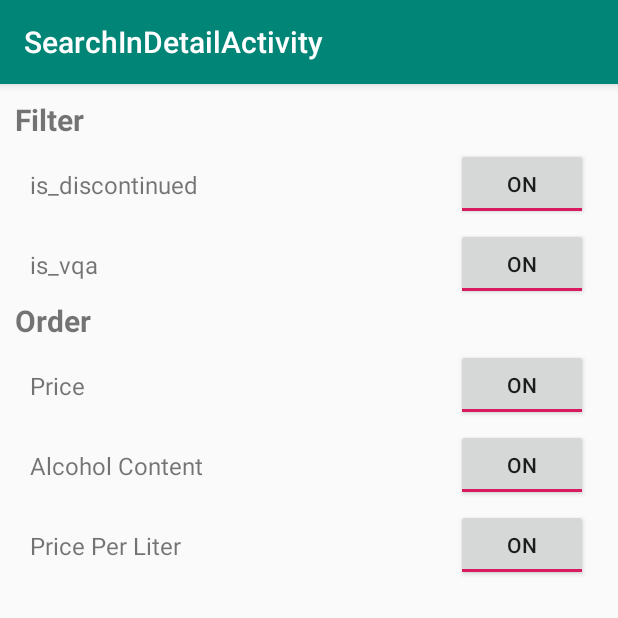
After one commit to SWE589-Android-Development-tmk/alkolmetre, an Android app: the SearchInDetailActivity screen opened directly, with no data from a screen before it, on a phone screen of 412 x 824 dp, the top half of it. The commit adds this screen. Run offline under Robolectric (Android 15) with nearby library versions, the phone set to English and light mode, and no system bars.

Commit message:
Fixed the issue of not displaying the result of API call. Seach in detail activity added

```diff
--- a/app/src/main/AndroidManifest.xml
+++ b/app/src/main/AndroidManifest.xml
@@ -24,7 +24,7 @@
         <activity
             android:name=".AlcoholListActivity"
             android:label="@string/title_activity_alcohol_list"
-            android:theme="@style/AppTheme.NoActionBar"></activity>
+            android:theme="@style/AppTheme.NoActionBar" />
         <activity
             android:name=".SettingsActivity"
             android:label="@string/settings"
@@ -33,6 +33,10 @@
                 android:name="android.support.PARENT_ACTIVITY"
                 android:value=".MainActivity" />
         </activity>
+        <activity
+            android:name=".SearchInDetailActivity"
+            android:label="@string/title_activity_search_in_detail"
+            android:theme="@style/AppTheme.NoActionBar"></activity>
     </application>
 
 </manifest>
--- a/app/src/main/java/com/example/mk0730/alkolmetre/MainActivity.java
+++ b/app/src/main/java/com/example/mk0730/alkolmetre/MainActivity.java
@@ -41,12 +41,13 @@ public class MainActivity extends AppCompatActivity {
         });
         sprits_button.setOnClickListener(new View.OnClickListener() {
             public void onClick(View v) {
-                buildSearch("sprints");
+                buildSearch("sprits");
             }
         });
         search_detail_button.setOnClickListener(new View.OnClickListener() {
             public void onClick(View v) {
-
+                Intent intent = new Intent(MainActivity.this, SearchInDetailActivity.class);
+                startActivity(intent);
             }
         });
 
--- /dev/null
+++ b/app/src/main/java/com/example/mk0730/alkolmetre/SearchInDetailActivity.java
@@ -0,0 +1,20 @@
+package com.example.mk0730.alkolmetre;
+
+import android.os.Bundle;
+import android.support.design.widget.FloatingActionButton;
+import android.support.design.widget.Snackbar;
+import android.support.v7.app.AppCompatActivity;
+import android.support.v7.widget.Toolbar;
+import android.view.View;
+
+public class SearchInDetailActivity extends AppCompatActivity {
+
+    @Override
+    protected void onCreate(Bundle savedInstanceState) {
+        super.onCreate(savedInstanceState);
+        setContentView(R.layout.activity_search_in_detail);
+        Toolbar toolbar = (Toolbar) findViewById(R.id.toolbar);
+        setSupportActionBar(toolbar);
+    }
+
+}
--- a/app/src/main/res/layout/activity_alcohol_list.xml
+++ b/app/src/main/res/layout/activity_alcohol_list.xml
@@ -23,7 +23,7 @@
 
     <TextView
         android:layout_width="match_parent"
-        android:layout_height="match_parent"
+        android:layout_height="wrap_content"
         android:gravity="left"
         android:text="@string/txt_alcohol_list_results"
         android:textStyle="bold"
@@ -33,8 +33,6 @@
     <android.support.v7.widget.RecyclerView
         android:id="@+id/recyclerView"
         android:layout_width="match_parent"
-        android:layout_height="match_parent">
-
-    </android.support.v7.widget.RecyclerView>
+        android:layout_height="match_parent"></android.support.v7.widget.RecyclerView>
 
 </LinearLayout>
--- /dev/null
+++ b/app/src/main/res/layout/activity_search_in_detail.xml
@@ -0,0 +1,183 @@
+<?xml version="1.0" encoding="utf-8"?>
+<LinearLayout xmlns:android="http://schemas.android.com/apk/res/android"
+    xmlns:app="http://schemas.android.com/apk/res-auto"
+    xmlns:tools="http://schemas.android.com/tools"
+    android:layout_width="match_parent"
+    android:layout_height="match_parent"
+    tools:context=".SearchInDetailActivity"
+    android:orientation="vertical">
+
+    <android.support.design.widget.AppBarLayout
+        android:layout_width="match_parent"
+        android:layout_height="wrap_content"
+        android:theme="@style/AppTheme.AppBarOverlay">
+
+        <android.support.v7.widget.Toolbar
+            android:id="@+id/toolbar"
+            android:layout_width="match_parent"
+            android:layout_height="?attr/actionBarSize"
+            android:background="?attr/colorPrimary"
+            app:popupTheme="@style/AppTheme.PopupOverlay" />
+
+    </android.support.design.widget.AppBarLayout>
+
+    <LinearLayout
+        android:layout_width="match_parent"
+        android:layout_height="match_parent"
+        android:layout_margin="10dp"
+        android:orientation="vertical">
+
+        <TextView
+            android:id="@+id/txt_header_filter"
+            android:layout_width="wrap_content"
+            android:layout_height="wrap_content"
+            android:text="@string/search_in_detail_header_filter"
+            android:textSize="20dp"
+            android:textStyle="bold"/>
+
+        <android.support.constraint.ConstraintLayout
+            android:layout_width="match_parent"
+            android:layout_height="wrap_content"
+            android:layout_marginTop="5dp"
+            android:layout_marginLeft="10dp"
+            android:layout_marginRight="10dp">
+
+            <TextView
+                android:id="@+id/txt_is_discontinued"
+                android:layout_width="wrap_content"
+                android:layout_height="wrap_content"
+                android:text="@string/search_in_detail_toggle_is_discontinued"
+                android:textSize="16sp"
+                app:layout_constraintBottom_toBottomOf="parent"
+                app:layout_constraintStart_toStartOf="parent"
+                app:layout_constraintTop_toTopOf="parent" />
+
+            <ToggleButton
+                android:id="@+id/toggle_button_is_discontinued"
+                android:layout_width="wrap_content"
+                android:layout_height="wrap_content"
+                android:checked="true"
+                app:layout_constraintBottom_toBottomOf="parent"
+                app:layout_constraintEnd_toEndOf="parent"
+                app:layout_constraintTop_toTopOf="parent" />
+        </android.support.constraint.ConstraintLayout>
+
+        <android.support.constraint.ConstraintLayout
+            android:layout_width="match_parent"
+            android:layout_height="wrap_content"
+            android:layout_marginTop="5dp"
+            android:layout_marginLeft="10dp"
+            android:layout_marginRight="10dp">
+
+            <TextView
+                android:id="@+id/txt_is_vqa"
+                android:layout_width="wrap_content"
+                android:layout_height="wrap_content"
+                android:text="@string/search_in_detail_toggle_is_vqa"
+                android:textSize="16sp"
+                app:layout_constraintBottom_toBottomOf="parent"
+                app:layout_constraintStart_toStartOf="parent"
+                app:layout_constraintTop_toTopOf="parent" />
+
+            <ToggleButton
+                android:id="@+id/toggle_button_is_vqa"
+                android:layout_width="wrap_content"
+                android:layout_height="wrap_content"
+                android:checked="true"
+                app:layout_constraintBottom_toBottomOf="parent"
+                app:layout_constraintEnd_toEndOf="parent"
+                app:layout_constraintTop_toTopOf="parent" />
+        </android.support.constraint.ConstraintLayout>
+
+        <TextView
+            android:id="@+id/txt_header_order"
+            android:layout_width="wrap_content"
+            android:layout_height="wrap_content"
+            android:text="@string/search_in_detail_header_order"
+            android:textSize="20dp"
+            android:textStyle="bold"/>
+
+        <android.support.constraint.ConstraintLayout
+            android:layout_width="match_parent"
+            android:layout_height="wrap_content"
+            android:layout_marginTop="5dp"
+            android:layout_marginLeft="10dp"
+            android:layout_marginRight="10dp">
+
+            <TextView
+                android:id="@+id/txt_price"
+                android:layout_width="wrap_content"
+                android:layout_height="wrap_content"
+                android:text="@string/search_in_detail_toggle_price"
+                android:textSize="16sp"
+                app:layout_constraintBottom_toBottomOf="parent"
+                app:layout_constraintStart_toStartOf="parent"
+                app:layout_constraintTop_toTopOf="parent" />
+
+            <ToggleButton
+                android:id="@+id/toggle_button_price"
+                android:layout_width="wrap_content"
+                android:layout_height="wrap_content"
+                android:checked="true"
+                app:layout_constraintBottom_toBottomOf="parent"
+                app:layout_constraintEnd_toEndOf="parent"
+                app:layout_constraintTop_toTopOf="parent" />
+        </android.support.constraint.ConstraintLayout>
+
+        <android.support.constraint.ConstraintLayout
+            android:layout_width="match_parent"
+            android:layout_height="wrap_content"
+            android:layout_marginTop="5dp"
+            android:layout_marginLeft="10dp"
+            android:layout_marginRight="10dp">
+
+            <TextView
+                android:id="@+id/txt_alcohol_content"
+                android:layout_width="wrap_content"
+                android:layout_height="wrap_content"
+                android:text="@string/search_in_detail_toggle_alcohol_content"
+                android:textSize="16sp"
+                app:layout_constraintBottom_toBottomOf="parent"
+                app:layout_constraintStart_toStartOf="parent"
+                app:layout_constraintTop_toTopOf="parent" />
+
+            <ToggleButton
+                android:id="@+id/toggle_button_alcohol_content"
+                android:layout_width="wrap_content"
+                android:layout_height="wrap_content"
+                android:checked="true"
+                app:layout_constraintBottom_toBottomOf="parent"
+                app:layout_constraintEnd_toEndOf="parent"
+                app:layout_constraintTop_toTopOf="parent" />
+        </android.support.constraint.ConstraintLayout>
+
+        <android.support.constraint.ConstraintLayout
+            android:layout_width="match_parent"
+            android:layout_height="wrap_content"
+            android:layout_marginTop="5dp"
+            android:layout_marginLeft="10dp"
+            android:layout_marginRight="10dp">
+
+            <TextView
+                android:id="@+id/txt_price_per_liter"
+                android:layout_width="wrap_content"
+                android:layout_height="wrap_content"
+                android:text="@string/search_in_detail_toggle_price_per_liter"
+                android:textSize="16sp"
+                app:layout_constraintBottom_toBottomOf="parent"
+                app:layout_constraintStart_toStartOf="parent"
+                app:layout_constraintTop_toTopOf="parent" />
+
+            <ToggleButton
+                android:id="@+id/toggle_button_price_per_liter"
+                android:layout_width="wrap_content"
+                android:layout_height="wrap_content"
+                android:checked="true"
+                app:layout_constraintBottom_toBottomOf="parent"
+                app:layout_constraintEnd_toEndOf="parent"
+                app:layout_constraintTop_toTopOf="parent" />
+        </android.support.constraint.ConstraintLayout>
+
+    </LinearLayout>
+
+</LinearLayout>
--- a/app/src/main/res/values/strings.xml
+++ b/app/src/main/res/values/strings.xml
@@ -7,7 +7,15 @@
     <string name="beer">BEER</string>
     <string name="wine">WINE</string>
     <string name="sprits">SPRITS</string>
-    <string name="search_in_detail">Search</string>
+    <string name="search_in_detail">Search in Detail</string>
     <string name="title_activity_alcohol_list">AlcoholListActivity</string>
-    <string name="txt_alcohol_list_results">Results</string>
+    <string name="txt_alcohol_list_results">RESULTS</string>
+    <string name="title_activity_search_in_detail">SearchInDetailActivity</string>
+    <string name="search_in_detail_header_filter">Filter</string>
+    <string name="search_in_detail_header_order">Order</string>
+    <string name="search_in_detail_toggle_is_discontinued">is_discontinued</string>
+    <string name="search_in_detail_toggle_is_vqa">is_vqa</string>
+    <string name="search_in_detail_toggle_price">Price</string>
+    <string name="search_in_detail_toggle_alcohol_content">Alcohol Content</string>
+    <string name="search_in_detail_toggle_price_per_liter">Price Per Liter</string>
 </resources>
```
Also changed, not shown: app/src/main/java/com/example/mk0730/alkolmetre/AlcoholListActivity.java (+6 -3 lines), app/src/main/java/com/example/mk0730/alkolmetre/alcohol/Alcohol.java (deleted, +0 -47 lines), app/src/main/java/com/example/mk0730/alkolmetre/alcohol/AlcoholAdapter.java (+12 -13 lines), app/src/main/java/com/example/mk0730/alkolmetre/alcohol/AlcoholViewHolder.java (+12 -11 lines), app/src/main/java/com/example/mk0730/alkolmetre/tasks/LcboApiTask.java (+5 -5 lines), app/src/main/res/layout/activity_main.xml (+20 -7 lines).
